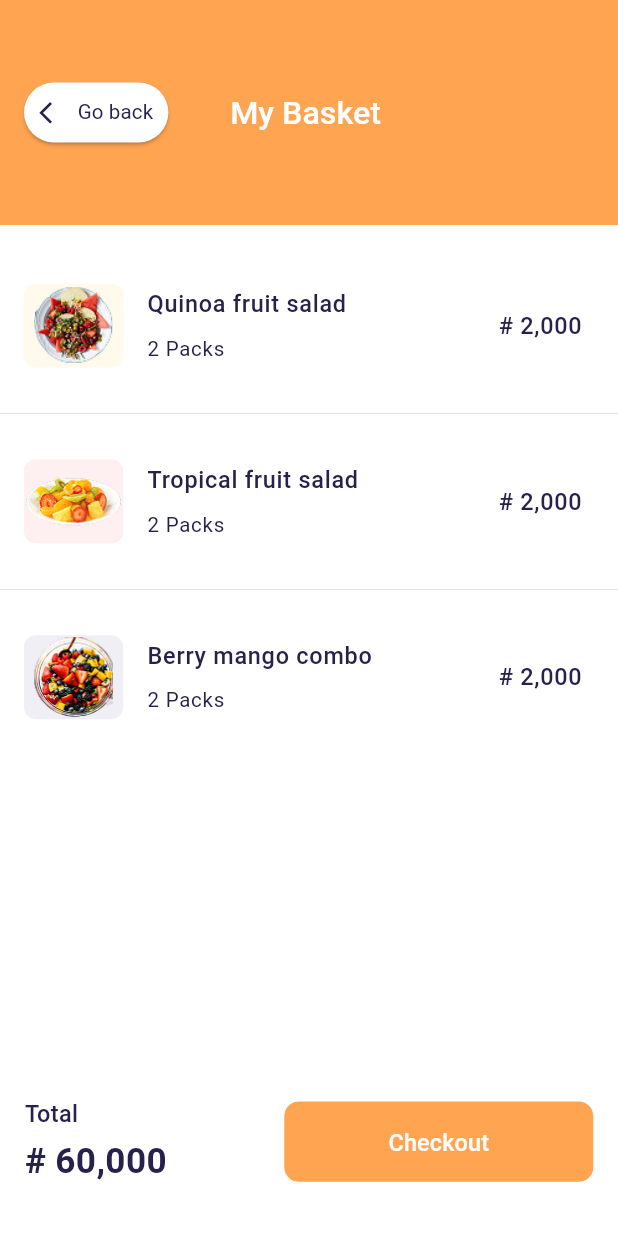
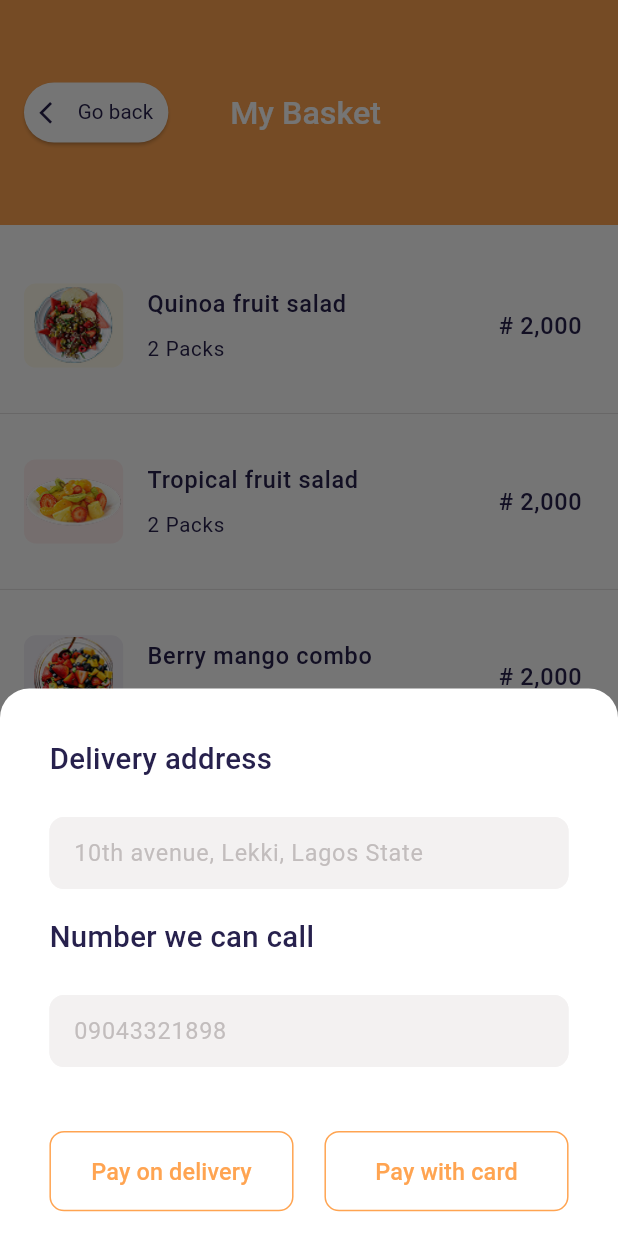
Before and after one commit to Shakirullah25/fruit-hub, a Flutter app: the screen it shows after launch, after a tap on "Checkout", on a phone screen of 412 x 824 dp. Run offline on Flutter 3.47's test engine with Material 3 defaults, Android fonts, the phone set to English and light mode, and no system bars; our stand-ins replace flutter_screenutil, google_fonts.

Commit message:
feat: added the modal sheet for the complete details of purchase

```diff
--- a/lib/constant/my_strings.dart
+++ b/lib/constant/my_strings.dart
@@ -55,4 +55,12 @@ class MyStrings {
   static const String checkOut = "Checkout";
   static const String totalAmountTxt = "Total";
   static const String totalAmount = "# 60,000";
+  static const String deliveryAddress = "Delivery address";
+  static const String hintDeliveryAddress = "10th avenue, Lekki, Lagos State";
+  static const String no2Call = "Number we can call";
+  static const String numberHint = "09043321898";
+    static const String payOnDelivery = "Pay on delivery";
+      static const String payWithCard = "Pay with card";
+
+
 }
--- a/lib/main.dart
+++ b/lib/main.dart
@@ -4,6 +4,7 @@ import 'package:fruit_salad_combo/constant/colors.dart';
 import 'package:fruit_salad_combo/screens/add_to_basket_screen.dart';
 import 'package:fruit_salad_combo/screens/home_screen.dart';
 import 'package:fruit_salad_combo/screens/order_list.dart';
+import 'package:fruit_salad_combo/screens/splash_screen.dart';
 import 'package:fruit_salad_combo/screens/welcome_screen.dart';
 import 'package:google_fonts/google_fonts.dart';
 
--- /dev/null
+++ b/lib/screens/complete_details.dart
@@ -0,0 +1,78 @@
+import 'package:flutter/material.dart';
+import 'package:flutter_screenutil/flutter_screenutil.dart';
+import 'package:fruit_salad_combo/constant/colors.dart';
+import 'package:fruit_salad_combo/constant/my_strings.dart';
+import 'package:fruit_salad_combo/widgets/primary_button.dart';
+import 'package:fruit_salad_combo/widgets/primary_textfield.dart';
+
+void showCheckoutSheet(BuildContext context) {
+  showModalBottomSheet(
+    context: context,
+    backgroundColor: AppColors.scaffoldColor,
+    shape: RoundedRectangleBorder(
+      borderRadius: BorderRadius.vertical(top: Radius.circular(20.r)),
+    ),
+    builder: (context) {
+      return SizedBox(
+        width: double.infinity,
+        child: Padding(
+          padding: EdgeInsets.only(top: 0.04.sh, left: 0.08.sw, right: 0.08.sw),
+          child: Column(
+            mainAxisSize: MainAxisSize.min,
+            crossAxisAlignment: CrossAxisAlignment.start,
+            children: [
+              Text(
+                MyStrings.deliveryAddress,
+                style: TextStyle(
+                  fontSize: 20.spMin,
+                  fontWeight: FontWeight.w500,
+                  color: AppColors.secondaryColor,
+                ),
+              ),
+              SizedBox(height: 0.03.sh),
+              PrimaryTextField(hintText: MyStrings.hintDeliveryAddress),
+              //SizedBox(height: 0.03.sh),
+              Padding(
+                padding: EdgeInsets.only(bottom: 0.03.sh),
+                child: Text(
+                  MyStrings.no2Call,
+                  style: TextStyle(
+                    fontSize: 20.spMin,
+                    fontWeight: FontWeight.w500,
+                    color: AppColors.secondaryColor,
+                  ),
+                ),
+              ),
+              PrimaryTextField(hintText: MyStrings.numberHint),
+              SizedBox(height: 0.03.sh),
+              Row(
+                children: [
+                  Expanded(
+                    child: PrimaryButton(
+                      label: MyStrings.payOnDelivery,
+                      backgroundColor: AppColors.scaffoldColor,
+                      foregroundColor: AppColors.primaryColor,
+                      onPressed: () {},
+                      borderSide: BorderSide(color: AppColors.primaryColor),
+                    ),
+                  ),
+                  SizedBox(width: 0.05.sw), // space between buttons
+                  Expanded(
+                    child: PrimaryButton(
+                      onPressed: () {},
+                      label: MyStrings.payWithCard, // 👈 give this a diff label
+                      backgroundColor: AppColors.scaffoldColor,
+                      foregroundColor: AppColors.primaryColor,
+                      borderSide: BorderSide(color: AppColors.primaryColor),
+                    ),
+                  ),
+                ],
+              ),
+              SizedBox(height: 0.04.sw), // space between buttons
+            ],
+          ),
+        ),
+      );
+    },
+  );
+}
--- a/lib/screens/order_list.dart
+++ b/lib/screens/order_list.dart
@@ -2,6 +2,7 @@ import 'package:flutter/material.dart';
 import 'package:flutter_screenutil/flutter_screenutil.dart';
 import 'package:fruit_salad_combo/constant/colors.dart';
 import 'package:fruit_salad_combo/constant/my_strings.dart';
+import 'package:fruit_salad_combo/screens/complete_details.dart';
 import 'package:fruit_salad_combo/widgets/primary_button.dart';
 
 class OrderList extends StatefulWidget {
@@ -201,7 +202,9 @@ class _OrderListState extends State<OrderList> {
               const Spacer(),
               PrimaryButton(
                 label: MyStrings.checkOut,
-                onPressed: () {},
+                onPressed: () {
+                  showCheckoutSheet(context);
+                },
                 width: 0.50.sw,
               ),
             ],
--- a/lib/widgets/primary_button.dart
+++ b/lib/widgets/primary_button.dart
@@ -7,6 +7,9 @@ class PrimaryButton extends StatelessWidget {
   final String label;
   final double? height;
   final double? width;
+  final Color? backgroundColor;
+  final Color? foregroundColor;
+  final BorderSide? borderSide;
 
   PrimaryButton({
     super.key,
@@ -14,8 +17,13 @@ class PrimaryButton extends StatelessWidget {
     required this.label,
     double? height,
     double? width,
-  }) : height = height ?? 0.065.sh, // 👈 moved here
-       width = width ?? double.infinity;
+    Color? backgroundColor,
+    Color? foregroundColor,
+    this.borderSide,
+  }) : height = height ?? 0.065.sh,
+       width = width ?? double.infinity,
+       backgroundColor = backgroundColor ?? AppColors.primaryColor,
+       foregroundColor = foregroundColor ?? AppColors.buttonTxtColor;
 
   @override
   Widget build(BuildContext context) {
@@ -25,12 +33,13 @@ class PrimaryButton extends StatelessWidget {
       child: ElevatedButton(
         onPressed: onPressed,
         style: ElevatedButton.styleFrom(
+          side: borderSide,
           elevation: 0,
           shape: RoundedRectangleBorder(
             borderRadius: BorderRadius.circular(10).r, // match TextField
           ),
-          backgroundColor: AppColors.primaryColor,
-          foregroundColor: AppColors.buttonTxtColor,
+          backgroundColor: backgroundColor,
+          foregroundColor: foregroundColor,
           padding: EdgeInsets.symmetric(vertical: 12.h),
         ),
         child: Text(
```
